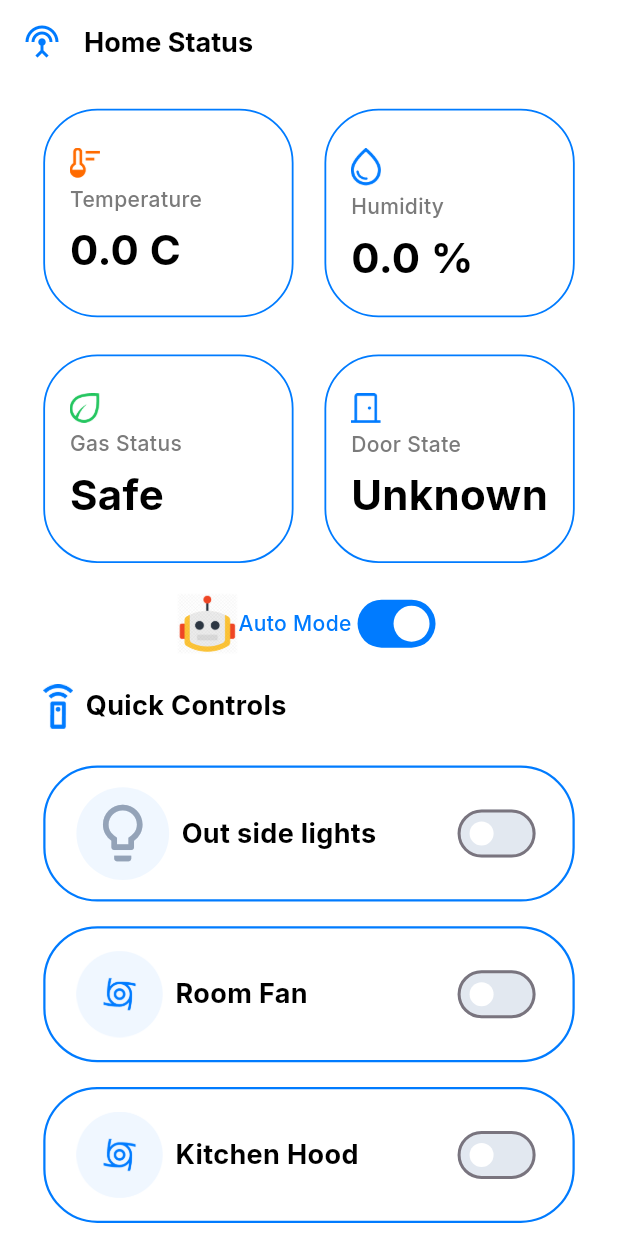
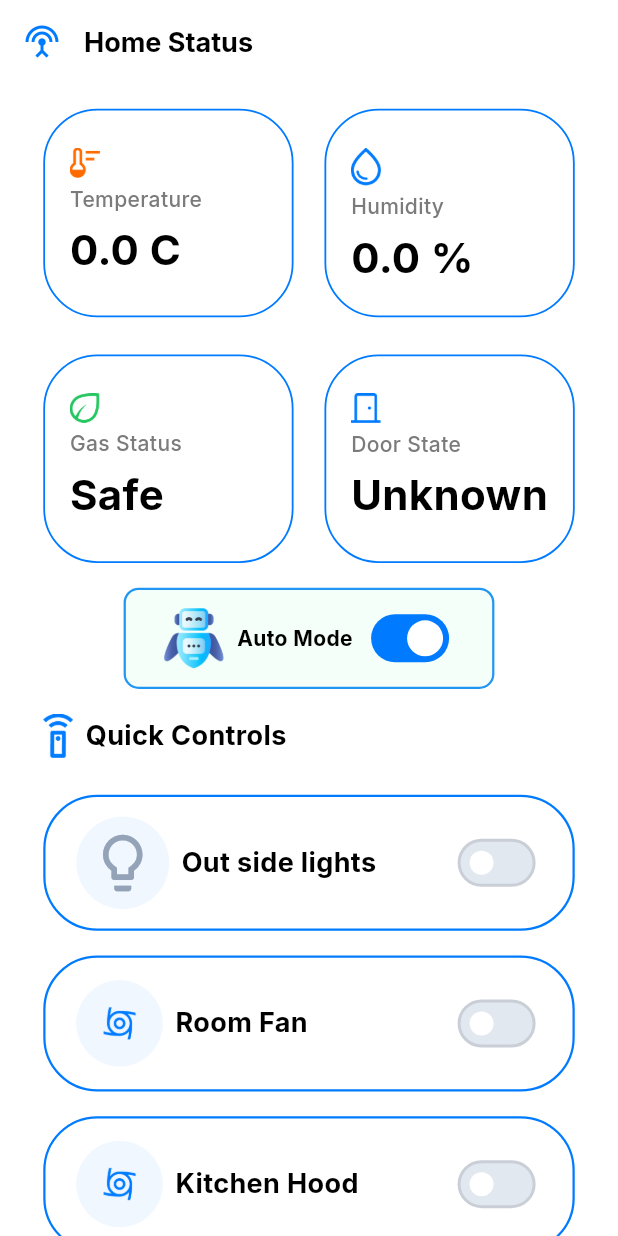
Before and after one commit to Y0ussefRabea/smart_home, a Flutter app: the HomeTab screen opened directly, on a phone screen of 412 x 824 dp. Run offline on Flutter 3.47's test engine with Material 3 defaults, Android fonts, the phone set to English and light mode, and no system bars; our stand-ins replace firebase_auth, firebase_core, firebase_database, google_fonts; accounts and stored records are empty.

Commit message:
Update UI and smart home features

```diff
--- a/lib/UI/tabs/home_tab/custom_data_card.dart
+++ b/lib/UI/tabs/home_tab/custom_data_card.dart
@@ -7,13 +7,15 @@ class CustomDataCard extends StatelessWidget {
   final String text;
   final String statusText;
   final bool isGasCard;
+  final bool gasSafe;
 
   const CustomDataCard({
     super.key,
     required this.imageIcon,
     required this.text,
     required this.statusText,
-    this.isGasCard=false
+    this.isGasCard = false,
+    this.gasSafe = true,
   });
 
   @override
@@ -21,19 +23,25 @@ class CustomDataCard extends StatelessWidget {
     var height = MediaQuery.of(context).size.height;
     var width = MediaQuery.of(context).size.width;
 
+    final bool isAlert = isGasCard && !gasSafe;
+
     return Container(
       padding: EdgeInsets.only(
-        top:height*0.03,
-        left: width*0.04
+        top: height * 0.03,
+        left: width * 0.04,
       ),
       decoration: BoxDecoration(
         borderRadius: BorderRadius.circular(36),
-        border: Border.all(color: AppColors.primaryLight,width: 1.2)
+        color: isAlert ? Colors.red.shade100 : Colors.white,
+        border: Border.all(
+          color: isAlert ? Colors.red : AppColors.primaryLight,
+          width: 1.2,
+        ),
       ),
       child: Column(
         crossAxisAlignment: CrossAxisAlignment.start,
         children: [
-          Image.asset(imageIcon,width: 20,),
+          Image.asset(imageIcon, width: 20),
           const SizedBox(height: 4),
           Text(
             text,
@@ -43,11 +51,13 @@ class CustomDataCard extends StatelessWidget {
           ),
           const SizedBox(height: 4),
           FittedBox(
-          //  fit: BoxFit.scaleDown,
             alignment: Alignment.centerLeft,
             child: Text(
               statusText,
-              style: AppStyles.bold30Black.copyWith(fontSize: 28),
+              style: AppStyles.bold30Black.copyWith(
+                fontSize: 28,
+                color: isAlert ? Colors.red : Colors.black,
+              ),
               maxLines: 1,
             ),
           ),
--- a/lib/UI/tabs/home_tab/custom_switch_control.dart
+++ b/lib/UI/tabs/home_tab/custom_switch_control.dart
@@ -9,6 +9,7 @@ class CustomSwitchControl extends StatelessWidget {
   final String icon;
   final bool value;
   final bool isDoorLock;
+  final bool disabled;
   final bool animateLightIcon;
   final FutureOr<void> Function(bool) onChanged;
 
@@ -17,8 +18,9 @@ class CustomSwitchControl extends StatelessWidget {
     required this.title,
     required this.icon,
     required this.value,
-    this.isDoorLock=false,
-    this.animateLightIcon=false,
+    this.isDoorLock = false,
+    this.animateLightIcon = false,
+    this.disabled = false,
     required this.onChanged,
   });
 
@@ -27,19 +29,15 @@ class CustomSwitchControl extends StatelessWidget {
     var height = MediaQuery.of(context).size.height;
     var width = MediaQuery.of(context).size.width;
     return Padding(
-      padding: EdgeInsets.symmetric(
-        vertical:  height*0.01
-      ),
+      padding: EdgeInsets.symmetric(vertical: height * 0.01),
       child: Container(
-        padding: EdgeInsets.symmetric(
-          horizontal: width*0.05
-        ),
+        padding: EdgeInsets.symmetric(horizontal: width * 0.05),
         width: double.infinity,
         constraints: BoxConstraints(minHeight: height * 0.11),
         decoration: BoxDecoration(
           color: AppColors.whiteColor,
           borderRadius: BorderRadius.circular(36),
-          border: BoxBorder.all(color: AppColors.primaryLight,width: 1.5)
+          border: BoxBorder.all(color: AppColors.primaryLight, width: 1.5),
         ),
         child: Row(
           children: [
@@ -51,11 +49,15 @@ class CustomSwitchControl extends StatelessWidget {
                     height: height * 0.075,
                     decoration: BoxDecoration(
                       shape: BoxShape.circle,
-                      color: value ? const Color(0xFFFFF8D9) : const Color(0xFFF0F7FF),
+                      color: value
+                          ? const Color(0xFFFFF8D9)
+                          : const Color(0xFFF0F7FF),
                       boxShadow: value
                           ? [
                               BoxShadow(
-                                color: const Color(0xFFFFD84D).withValues(alpha: 0.65),
+                                color: const Color(
+                                  0xFFFFD84D,
+                                ).withValues(alpha: 0.65),
                                 blurRadius: 18,
                                 spreadRadius: 1.5,
                               ),
@@ -70,13 +72,15 @@ class CustomSwitchControl extends StatelessWidget {
                       child: Icon(
                         value ? Icons.lightbulb : Icons.lightbulb_outline,
                         key: ValueKey(value),
-                        color: value ? const Color(0xFFFFC107) : AppColors.lightGrayColor,
+                        color: value
+                            ? const Color(0xFFFFC107)
+                            : AppColors.lightGrayColor,
                         size: height * 0.055,
                       ),
                     ),
                   )
-                : Image.asset(icon,height: height*0.07,),
-            SizedBox(width: width*0.02,),
+                : Image.asset(icon, height: height * 0.07),
+            SizedBox(width: width * 0.02),
             Expanded(
               child: Text(
                 title,
@@ -94,14 +98,16 @@ class CustomSwitchControl extends StatelessWidget {
                     icon: Icon(
                       value ? Icons.lock_outline_rounded : Icons.lock_open,
                       key: ValueKey(value),
-                color:Color(0xFF0D99FF),
+                      color: Color(0xFF0D99FF),
 
                       size: 40,
                     ),
                   )
                 : Switch(
                     value: value,
-              onChanged: (newValue) {
+                    onChanged: disabled
+                        ? null
+                        : (newValue) {
                             onChanged(newValue);
                           },
 
@@ -115,7 +121,7 @@ class CustomSwitchControl extends StatelessWidget {
                       }
                       return AppColors.offWhiteColor; // OFF
                     }),
-            )
+                  ),
           ],
         ),
       ),
--- a/lib/UI/tabs/home_tab/home_tab.dart
+++ b/lib/UI/tabs/home_tab/home_tab.dart
@@ -67,11 +67,13 @@ class _HomeTabState extends State<HomeTab> {
                             '${smartHomeProvider.humidity.toStringAsFixed(1)} %',
                       ),
                       CustomDataCard(
+                        isGasCard: true,
                         imageIcon: AppAssets.gasIcon,
                         text: 'Gas Status',
                         statusText: smartHomeProvider.gasSafe
                             ? 'Safe'
-                            : 'Alert',
+                            : 'Gas Leak!',
+                        gasSafe: smartHomeProvider.gasSafe,
                       ),
                       CustomDataCard(
                         imageIcon: AppAssets.doorIcon,
@@ -82,13 +84,28 @@ class _HomeTabState extends State<HomeTab> {
                   ),
 
                   SizedBox(height: height * 0.02),
-                  Row(
+                  Container(
+                   padding: EdgeInsets.symmetric(
+                     vertical: height*0.01,
+                   ),
+                    width: width*0.6,
+
+                    decoration: BoxDecoration(
+                        color: Color(0XFFF3FFF8),
+                      borderRadius: BorderRadius.circular(10),
+                      border: BoxBorder.all(
+                        color: Colors.blue,
+                        width: 1.5
+                      )
+                    ),
+                    child: Row(
                       mainAxisAlignment: MainAxisAlignment.center,
                       children: [
                         Image.asset(AppAssets.robotIcon,width: width*0.1,),
-                      Text('Auto Mode',style: AppStyles.medium14Primary,),
+                        SizedBox(width: width*0.02,),
+                        Text('Auto Mode',style: AppStyles.bold14black),
+                        SizedBox(width: width*0.02,),
                         Switch(
-
                             value: smartHomeProvider.autoMode,
                             onChanged: smartHomeProvider.setAutoMode,
 
@@ -104,6 +121,7 @@ class _HomeTabState extends State<HomeTab> {
                           }),
                         )
                       ],
+                    ),
                   ),
                   SizedBox(height: height * 0.02),
                   Row(
@@ -122,25 +140,35 @@ class _HomeTabState extends State<HomeTab> {
                   ),
                   SizedBox(height: height * 0.02),
 
+                  ///Out side lights
                   CustomSwitchControl(
                     title: 'Out side lights',
                     icon: AppAssets.bulb,
                     animateLightIcon: true,
                     value: smartHomeProvider.outsideLightsOn,
                     onChanged: smartHomeProvider.setOutsideLights,
+                    disabled: smartHomeProvider.autoMode,
                   ),
+
+                  ///room fan
                   CustomSwitchControl(
                     title: 'Room Fan',
                     icon: AppAssets.fanImage,
                     value: smartHomeProvider.roomFanOn,
                     onChanged: smartHomeProvider.setRoomFan,
+                    disabled: smartHomeProvider.autoMode,
                   ),
+
+                  ///Kitchen Hood
                   CustomSwitchControl(
                     title: 'Kitchen Hood',
                     icon: AppAssets.fanImage,
                     value: smartHomeProvider.kitchenHoodOn,
                     onChanged: smartHomeProvider.setKitchenHood,
+                    disabled: smartHomeProvider.autoMode,
                   ),
+
+                  ///Main Door
                   CustomSwitchControl(
                     title: 'Main Door',
                     icon: AppAssets.doorImage,
--- a/pubspec.yaml
+++ b/pubspec.yaml
@@ -33,6 +33,7 @@ dependencies:
   firebase_database: ^12.0.3
   flutter_advanced_switch: ^3.2.0
   provider: ^6.1.5
+  url_launcher: ^6.3.0
   flutter:
     sdk: flutter
 
```
Also changed, not shown: lib/UI/auth/login.dart (+7 -0 lines), lib/UI/auth/register.dart (+5 -8 lines), lib/UI/tabs/profile_tab/about_us_screen.dart (+30 -1 lines), lib/providers/smart_home_provider.dart (+12 -4 lines), assets/images/robotIcon.png, pubspec.lock, 6 other files. Lines whose indentation alone changed are shown as unchanged.
